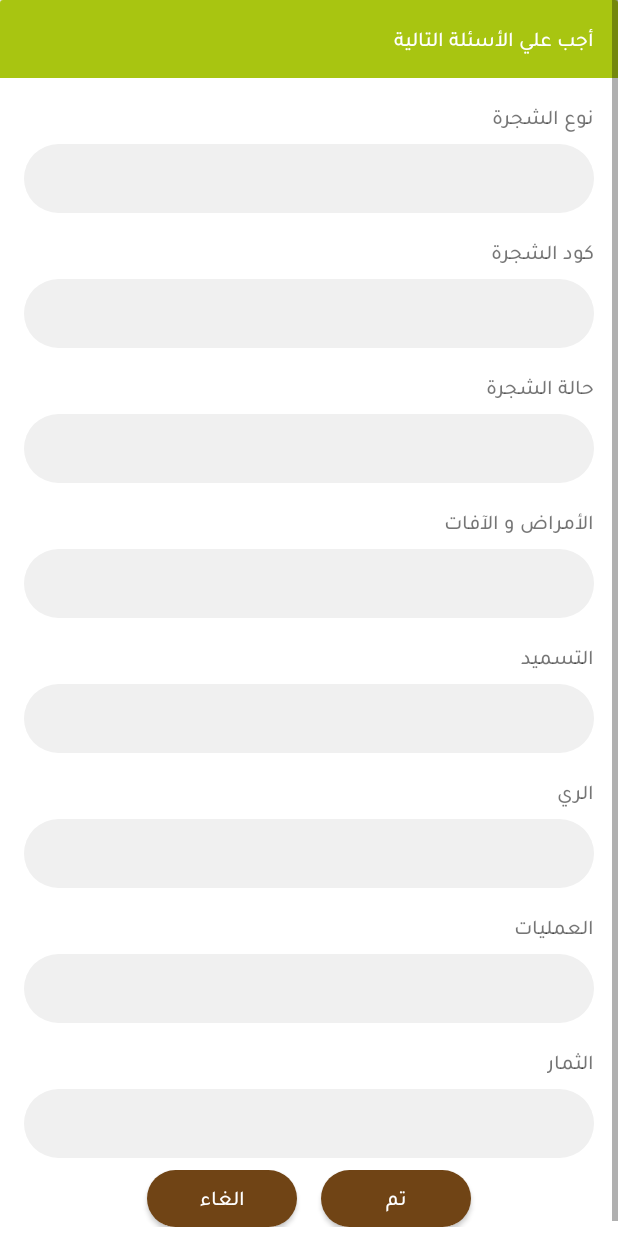
After one commit to egrobots-22/shagarah, an Android app: the layout questions_bottom_sheet_dialog.xml on its own in the app's theme, with its tools: preview values and no code run, on a phone screen of 412 x 824 dp. The commit adds this screen. Run offline under Robolectric (Android 15) with nearby library versions, the phone set to English and light mode, and no system bars.

Commit message:
ui updates

```diff
--- a/app/build.gradle
+++ b/app/build.gradle
@@ -35,8 +35,11 @@ dependencies {
     implementation 'androidx.constraintlayout:constraintlayout:2.1.4'
     implementation 'com.google.android.material:material:1.6.1'
 
+    implementation 'com.afollestad.material-dialogs:bottomsheets:3.3.0'
+    implementation 'com.google.android.gms:play-services-maps:18.0.2'
+
     //google maps
-        implementation 'com.google.android.gms:play-services-maps:18.0.2'
+    // implementation 'com.google.android.gms:play-services-maps:18.0.2'
 
     def camerax_version = "1.1.0-beta01"
     implementation "androidx.camera:camera-core:${camerax_version}"
--- a/app/src/main/java/com/egrobots/shagarah/presentation/AnsweredRequestViewActivity.java
+++ b/app/src/main/java/com/egrobots/shagarah/presentation/AnsweredRequestViewActivity.java
@@ -32,9 +32,9 @@ public class AnsweredRequestViewActivity extends AppCompatActivity implements On
     private static final int REQUEST_CODE_PERMISSIONS = 1;
     private static final String[] REQUIRED_PERMISSIONS = {Manifest.permission.ACCESS_FINE_LOCATION};
 
+    private LatLng imageLocation;
     @BindView(R.id.map_view)
     MapView mapView;
-    private LatLng imageLocation;
 
     @Override
     protected void onCreate(Bundle savedInstanceState) {
--- a/app/src/main/java/com/egrobots/shagarah/presentation/NotAnsweredRequestViewActivity.java
+++ b/app/src/main/java/com/egrobots/shagarah/presentation/NotAnsweredRequestViewActivity.java
@@ -8,17 +8,25 @@ import butterknife.ButterKnife;
 import butterknife.OnClick;
 
 import android.os.Bundle;
+import android.text.Html;
 import android.view.View;
+import android.widget.Button;
 import android.widget.TextView;
 import android.widget.Toast;
 
+import com.afollestad.materialdialogs.LayoutMode;
+import com.afollestad.materialdialogs.MaterialDialog;
+import com.afollestad.materialdialogs.bottomsheets.BottomSheet;
 import com.egrobots.shagarah.R;
 import com.egrobots.shagarah.models.Request;
 import com.egrobots.shagarah.presentation.adapters.ImagesAdapter;
+import com.google.android.material.bottomsheet.BottomSheetDialog;
 import com.google.firebase.database.DataSnapshot;
 import com.google.firebase.database.DatabaseError;
 import com.google.firebase.database.FirebaseDatabase;
 import com.google.firebase.database.ValueEventListener;
+
+import java.util.function.Function;
 
 public class NotAnsweredRequestViewActivity extends AppCompatActivity {
 
@@ -72,7 +80,16 @@ public class NotAnsweredRequestViewActivity extends AppCompatActivity {
 
     @OnClick(R.id.answer_question_button)
     public void onAnswerQuestionButtonClicked() {
-        Toast.makeText(this, "Question will be answered", Toast.LENGTH_SHORT).show();
         //showing fragment with questions to answer them
+        BottomSheetDialog bottomSheetDialog = new BottomSheetDialog(this);
+        bottomSheetDialog.setContentView(R.layout.questions_bottom_sheet_dialog);
+        bottomSheetDialog.setTitle(getString(R.string.answer_following_questions));
+        bottomSheetDialog.show();
+
+        Button doneButton = bottomSheetDialog.findViewById(R.id.done_button);
+        Button cancelButton = bottomSheetDialog.findViewById(R.id.cancel_button);
+        doneButton.setOnClickListener(v -> Toast.makeText(NotAnsweredRequestViewActivity.this, "Dons is clicked", Toast.LENGTH_SHORT).show());
+
+        cancelButton.setOnClickListener(v -> Toast.makeText(NotAnsweredRequestViewActivity.this, "Cancel is clicked", Toast.LENGTH_SHORT).show());
     }
 }
--- a/app/src/main/res/drawable/cornered_accent_bg.xml
+++ b/app/src/main/res/drawable/cornered_accent_bg.xml
@@ -2,7 +2,7 @@
 
     <item>
         <layer-list>
-            <item android:top="8dp">
+            <item >
                 <shape android:shape="rectangle">
                     <!--  Gradient Bg for listrow -->
                     <corners android:radius="48dp" />
--- /dev/null
+++ b/app/src/main/res/layout/questions_bottom_sheet_dialog.xml
@@ -0,0 +1,260 @@
+<?xml version="1.0" encoding="utf-8"?>
+<ScrollView xmlns:android="http://schemas.android.com/apk/res/android"
+    xmlns:app="http://schemas.android.com/apk/res-auto"
+    android:layout_width="match_parent"
+    android:layout_height="match_parent"
+    android:layout_weight="6">
+
+    <androidx.cardview.widget.CardView
+        android:layout_width="match_parent"
+        android:layout_height="wrap_content">
+
+        <androidx.constraintlayout.widget.ConstraintLayout
+            android:layout_width="match_parent"
+            android:layout_height="wrap_content"
+            android:layout_marginBottom="16dp">
+
+            <TextView
+                android:id="@+id/dialog_title"
+                android:layout_width="match_parent"
+                android:layout_height="wrap_content"
+                android:text="أجب علي الأسئلة التالية "
+                android:textColor="@color/white"
+                android:padding="16dp"
+                android:background="@color/colorPrimary"
+                app:layout_constraintTop_toTopOf="parent"
+                app:layout_constraintEnd_toEndOf="parent"
+                app:layout_constraintStart_toStartOf="parent"/>
+
+            <TextView
+                android:id="@+id/tree_type_label"
+                android:layout_width="wrap_content"
+                android:layout_height="wrap_content"
+                android:layout_margin="16dp"
+                android:text="@string/tree_type"
+                app:layout_constraintEnd_toEndOf="parent"
+                app:layout_constraintTop_toBottomOf="@id/dialog_title" />
+
+            <EditText
+                android:id="@+id/tree_type_value_text_view"
+                android:layout_width="match_parent"
+                android:layout_height="54dp"
+                android:layout_marginStart="16dp"
+                android:layout_marginEnd="16dp"
+                android:background="@drawable/cornered_gray_bg"
+                android:gravity="start|center"
+                android:paddingStart="16dp"
+                android:paddingEnd="16dp"
+                android:textColor="@color/colorAccent"
+                android:textColorHint="@color/colorPrimaryDark"
+                android:textSize="16sp"
+                app:layout_constraintEnd_toEndOf="parent"
+                app:layout_constraintTop_toBottomOf="@id/tree_type_label" />
+
+            <TextView
+                android:id="@+id/tree_code_label"
+                android:layout_width="wrap_content"
+                android:layout_height="wrap_content"
+                android:layout_margin="16dp"
+                android:text="@string/tree_code"
+                app:layout_constraintEnd_toEndOf="parent"
+                app:layout_constraintTop_toBottomOf="@id/tree_type_value_text_view" />
+
+            <EditText
+                android:id="@+id/tree_code_value_text_view"
+                android:layout_width="match_parent"
+                android:layout_height="54dp"
+                android:layout_marginStart="16dp"
+                android:layout_marginEnd="16dp"
+                android:background="@drawable/cornered_gray_bg"
+                android:gravity="start|center"
+                android:paddingStart="16dp"
+                android:paddingEnd="16dp"
+                android:textColor="@color/colorAccent"
+                android:textColorHint="@color/colorPrimaryDark"
+                android:textSize="16sp"
+                app:layout_constraintEnd_toEndOf="parent"
+                app:layout_constraintTop_toBottomOf="@id/tree_code_label" />
+
+            <TextView
+                android:id="@+id/tree_statue_label"
+                android:layout_width="wrap_content"
+                android:layout_height="wrap_content"
+                android:layout_margin="16dp"
+                android:text="@string/tree_status"
+                app:layout_constraintEnd_toEndOf="parent"
+                app:layout_constraintTop_toBottomOf="@id/tree_code_value_text_view" />
+
+            <EditText
+                android:id="@+id/tree_status_value_text_view"
+                android:layout_width="match_parent"
+                android:layout_height="54dp"
+                android:layout_marginStart="16dp"
+                android:layout_marginEnd="16dp"
+                android:background="@drawable/cornered_gray_bg"
+                android:gravity="start|center"
+                android:paddingStart="16dp"
+                android:paddingEnd="16dp"
+                android:textColor="@color/colorAccent"
+                android:textColorHint="@color/colorPrimaryDark"
+                android:textSize="16sp"
+                app:layout_constraintEnd_toEndOf="parent"
+                app:layout_constraintTop_toBottomOf="@id/tree_statue_label" />
+
+            <TextView
+                android:id="@+id/diseases_label"
+                android:layout_width="wrap_content"
+                android:layout_height="wrap_content"
+                android:layout_margin="16dp"
+                android:text="الأمراض و الآفات"
+                app:layout_constraintEnd_toEndOf="parent"
+                app:layout_constraintTop_toBottomOf="@id/tree_status_value_text_view" />
+
+            <EditText
+                android:id="@+id/diseases_value_text_view"
+                android:layout_width="match_parent"
+                android:layout_height="54dp"
+                android:layout_marginStart="16dp"
+                android:layout_marginEnd="16dp"
+                android:background="@drawable/cornered_gray_bg"
+                android:gravity="start|center"
+                android:paddingStart="16dp"
+                android:paddingEnd="16dp"
+                android:textColor="@color/colorAccent"
+                android:textColorHint="@color/colorPrimaryDark"
+                android:textSize="16sp"
+                app:layout_constraintEnd_toEndOf="parent"
+                app:layout_constraintTop_toBottomOf="@id/diseases_label" />
+
+            <TextView
+                android:id="@+id/tasmed_label"
+                android:layout_width="wrap_content"
+                android:layout_height="wrap_content"
+                android:layout_margin="16dp"
+                android:text="التسميد"
+                app:layout_constraintEnd_toEndOf="parent"
+                app:layout_constraintTop_toBottomOf="@id/diseases_value_text_view" />
+
+            <EditText
+                android:id="@+id/tasmed_value_text_view"
+                android:layout_width="match_parent"
+                android:layout_height="54dp"
+                android:layout_marginStart="16dp"
+                android:layout_marginEnd="16dp"
+                android:background="@drawable/cornered_gray_bg"
+                android:gravity="start|center"
+                android:paddingStart="16dp"
+                android:paddingEnd="16dp"
+                android:textColor="@color/colorAccent"
+                android:textColorHint="@color/colorPrimaryDark"
+                android:textSize="16sp"
+                app:layout_constraintEnd_toEndOf="parent"
+                app:layout_constraintTop_toBottomOf="@id/tasmed_label" />
+
+            <TextView
+                android:id="@+id/alray_label"
+                android:layout_width="wrap_content"
+                android:layout_height="wrap_content"
+                android:layout_margin="16dp"
+                android:text="الري"
+                app:layout_constraintEnd_toEndOf="parent"
+                app:layout_constraintTop_toBottomOf="@id/tasmed_value_text_view" />
+
+            <EditText
+                android:id="@+id/alray_value_text_view"
+                android:layout_width="match_parent"
+                android:layout_height="54dp"
+                android:layout_marginStart="16dp"
+                android:layout_marginEnd="16dp"
+                android:background="@drawable/cornered_gray_bg"
+                android:gravity="start|center"
+                android:paddingStart="16dp"
+                android:paddingEnd="16dp"
+                android:textColor="@color/colorAccent"
+                android:textColorHint="@color/colorPrimaryDark"
+                android:textSize="16sp"
+                app:layout_constraintEnd_toEndOf="parent"
+                app:layout_constraintTop_toBottomOf="@id/alray_label" />
+
+            <TextView
+                android:id="@+id/operations_label"
+                android:layout_width="wrap_content"
+                android:layout_height="wrap_content"
+                android:layout_margin="16dp"
+                android:text="العمليات"
+                app:layout_constraintEnd_toEndOf="parent"
+                app:layout_constraintTop_toBottomOf="@id/alray_value_text_view" />
+
+            <EditText
+                android:id="@+id/operations_value_text_view"
+                android:layout_width="match_parent"
+                android:layout_height="54dp"
+                android:layout_marginStart="16dp"
+                android:layout_marginEnd="16dp"
+                android:background="@drawable/cornered_gray_bg"
+                android:gravity="start|center"
+                android:paddingStart="16dp"
+                android:paddingEnd="16dp"
+                android:textColor="@color/colorAccent"
+                android:textColorHint="@color/colorPrimaryDark"
+                android:textSize="16sp"
+                app:layout_constraintEnd_toEndOf="parent"
+                app:layout_constraintTop_toBottomOf="@id/operations_label" />
+
+            <TextView
+                android:id="@+id/althemar_label"
+                android:layout_width="wrap_content"
+                android:layout_height="wrap_content"
+                android:layout_margin="16dp"
+                android:text="الثمار"
+                app:layout_constraintEnd_toEndOf="parent"
+                app:layout_constraintTop_toBottomOf="@id/operations_value_text_view" />
+
+            <EditText
+                android:id="@+id/althemar_value_text_view"
+                android:layout_width="match_parent"
+                android:layout_height="54dp"
+                android:layout_marginStart="16dp"
+                android:layout_marginEnd="16dp"
+                android:background="@drawable/cornered_gray_bg"
+                android:gravity="start|center"
+                android:paddingStart="16dp"
+                android:paddingEnd="16dp"
+                android:textColor="@color/colorAccent"
+                android:textColorHint="@color/colorPrimaryDark"
+                android:textSize="16sp"
+                app:layout_constraintEnd_toEndOf="parent"
+                app:layout_constraintTop_toBottomOf="@id/althemar_label" />
+
+            <LinearLayout
+                android:layout_width="match_parent"
+                android:layout_height="wrap_content"
+                android:gravity="center"
+                android:orientation="horizontal"
+                android:layout_marginTop="8dp"
+                app:layout_constraintEnd_toEndOf="parent"
+                app:layout_constraintStart_toStartOf="parent"
+                app:layout_constraintTop_toBottomOf="@id/althemar_value_text_view">
+
+                <Button
+                    android:id="@+id/cancel_button"
+                    android:layout_width="100dp"
+                    android:layout_height="38dp"
+                    android:layout_marginEnd="16dp"
+                    android:background="@drawable/cornered_accent_bg"
+                    android:text="@string/cancel"
+                    android:textColor="@color/white" />
+
+                <Button
+                    android:id="@+id/done_button"
+                    android:layout_width="100dp"
+                    android:layout_height="38dp"
+                    android:background="@drawable/cornered_accent_bg"
+                    android:text="@string/done"
+                    android:textColor="@color/white" />
+
+            </LinearLayout>
+
+        </androidx.constraintlayout.widget.ConstraintLayout>
+    </androidx.cardview.widget.CardView>
+</ScrollView>
--- a/app/src/main/res/values/strings.xml
+++ b/app/src/main/res/values/strings.xml
@@ -19,4 +19,7 @@
     <string name="tree_analysis_request_title">طلب تحليل الشجرة</string>
     <string name="start_now">ابدأ الآن</string>
     <string name="write_your_question_here">اكتب سؤالك هنا</string>
+    <string name="done">تم</string>
+    <string name="cancel">الغاء</string>
+    <string name="answer_following_questions">أجب على الأسئلة التالية</string>
 </resources>
```
